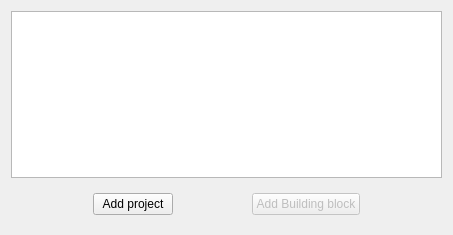
jfouche/bbm, file src/page_project.ui: the form before one commit.
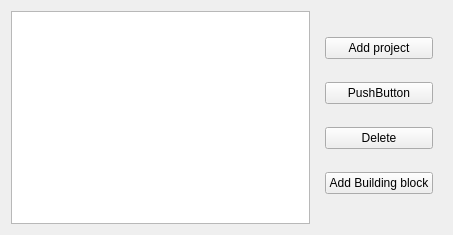
The form after the commit.

Diff of the .ui file:
```diff
--- a/src/page_project.ui
+++ b/src/page_project.ui
@@ -13,7 +13,7 @@
   <property name="windowTitle">
    <string>Form</string>
   </property>
-  <layout class="QVBoxLayout" name="verticalLayout">
+  <layout class="QHBoxLayout" name="horizontalLayout_2">
    <item>
     <layout class="QHBoxLayout" name="horizontalLayout_5">
      <item>
@@ -30,20 +30,7 @@
    </item>
    <item>
     <widget class="QWidget" name="widget" native="true">
-     <layout class="QHBoxLayout" name="horizontalLayout">
-      <item>
-       <spacer name="horizontalSpacer_2">
-        <property name="orientation">
-         <enum>Qt::Horizontal</enum>
-        </property>
-        <property name="sizeHint" stdset="0">
-         <size>
-          <width>40</width>
-          <height>20</height>
-         </size>
-        </property>
-       </spacer>
-      </item>
+     <layout class="QVBoxLayout" name="verticalLayout">
       <item>
        <widget class="QPushButton" name="btnAddProject">
         <property name="text">
@@ -52,41 +39,29 @@
        </widget>
       </item>
       <item>
-       <spacer name="horizontalSpacer">
-        <property name="orientation">
-         <enum>Qt::Horizontal</enum>
+       <widget class="QPushButton" name="btnEdit">
+        <property name="text">
+         <string>PushButton</string>
         </property>
-        <property name="sizeHint" stdset="0">
-         <size>
-          <width>40</width>
-          <height>20</height>
-         </size>
+       </widget>
+      </item>
+      <item>
+       <widget class="QPushButton" name="btnDelete">
+        <property name="text">
+         <string>Delete</string>
         </property>
-       </spacer>
+       </widget>
       </item>
       <item>
-       <widget class="QPushButton" name="btnAssignBbToProject">
+       <widget class="QPushButton" name="btnAddBb">
         <property name="enabled">
-         <bool>false</bool>
+         <bool>true</bool>
         </property>
         <property name="text">
          <string>Add Building block</string>
         </property>
        </widget>
       </item>
-      <item>
-       <spacer name="horizontalSpacer_3">
-        <property name="orientation">
-         <enum>Qt::Horizontal</enum>
-        </property>
-        <property name="sizeHint" stdset="0">
-         <size>
-          <width>40</width>
-          <height>20</height>
-         </size>
-        </property>
-       </spacer>
-      </item>
      </layout>
     </widget>
    </item>
```
